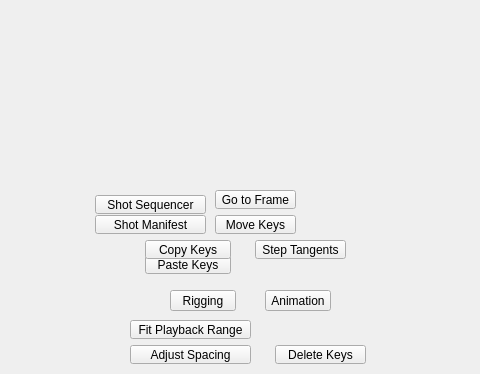
Before: the Qt Designer form tentacle/ui/animation#submenu.ui in m3trik/tentacle, drawn with Qt 5; both pictures show x 0 to 480 and y 0 to 374 of the 600 by 600 pixel window.
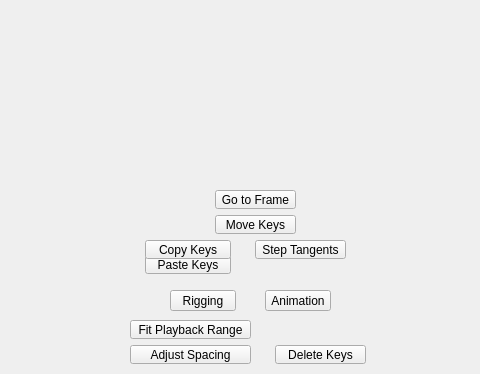
After: the same form once the commit is applied. Custom widgets are drawn as their Qt base class.

The edit to the form file:
```diff
--- a/tentacle/ui/animation#submenu.ui
+++ b/tentacle/ui/animation#submenu.ui
@@ -356,35 +356,7 @@
      </size>
     </property>
    </widget>
-   <widget class="QPushButton" name="b000">
-    <property name="geometry">
-     <rect>
-      <x>95</x>
-      <y>195</y>
-      <width>111</width>
-      <height>19</height>
-     </rect>
-    </property>
-    <property name="minimumSize">
-     <size>
-      <width>0</width>
-      <height>19</height>
-     </size>
-    </property>
-    <property name="maximumSize">
-     <size>
-      <width>16777215</width>
-      <height>19</height>
-     </size>
-    </property>
-    <property name="text">
-     <string>Shot Sequencer</string>
-    </property>
-    <property name="checkable">
-     <bool>false</bool>
-    </property>
-   </widget>
-   <widget class="QPushButton" name="b004">
+   <widget class="ExpandableList" name="list000" native="true">
     <property name="geometry">
      <rect>
       <x>95</x>
@@ -395,21 +367,12 @@
     </property>
     <property name="minimumSize">
      <size>
-      <width>0</width>
-      <height>19</height>
+      <width>111</width>
+      <height>0</height>
      </size>
     </property>
-    <property name="maximumSize">
-     <size>
-      <width>16777215</width>
-      <height>19</height>
-     </size>
-    </property>
-    <property name="text">
-     <string>Shot Manifest</string>
-    </property>
-    <property name="checkable">
-     <bool>false</bool>
+    <property name="autoFillBackground">
+     <bool>true</bool>
     </property>
    </widget>
    <widget class="QPushButton" name="b005">
@@ -453,6 +416,12 @@
    <extends>QPushButton</extends>
    <header>widgets.pushbutton.h</header>
   </customwidget>
+  <customwidget>
+   <class>ExpandableList</class>
+   <extends>QWidget</extends>
+   <header>widgets.expandablelist.h</header>
+   <container>1</container>
+  </customwidget>
  </customwidgets>
  <resources/>
  <connections/>
```
